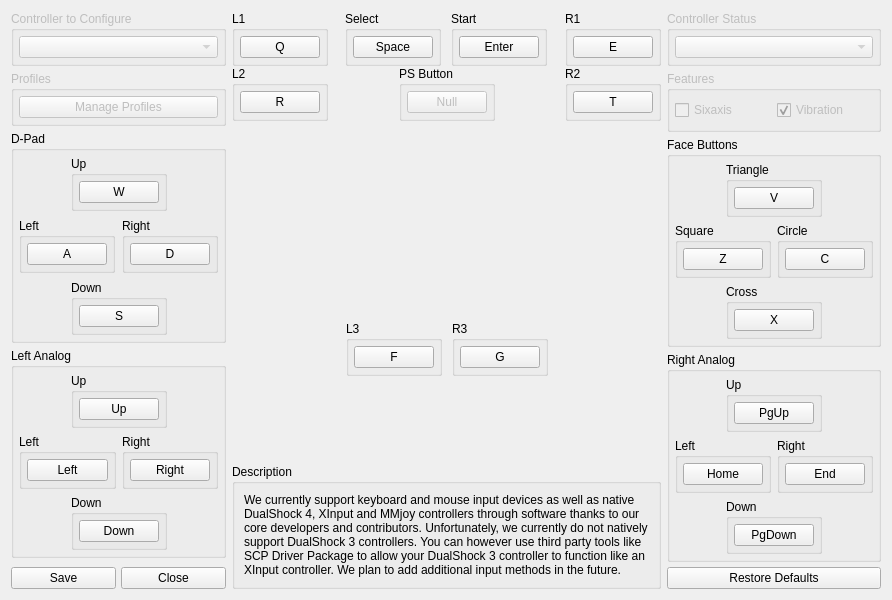
Above: rpcs3/rpcs3qt/pad_settings_dialog.ui from RPCS3/rpcs3 before the change. Below: the same form after it.
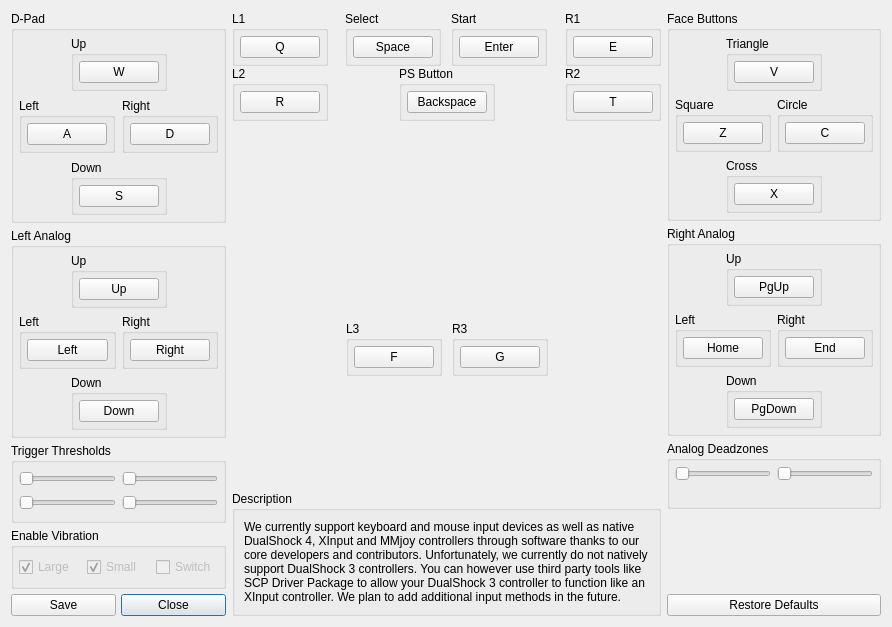
That is the form after the change. Icons and pictures are not drawn.

Commit message: [Qt/Input] Improve pad_settings_dialog a bit (#3611)

The edit to the form file:
```diff
--- a/rpcs3/rpcs3qt/pad_settings_dialog.ui
+++ b/rpcs3/rpcs3qt/pad_settings_dialog.ui
@@ -7,7 +7,7 @@
     <x>0</x>
     <y>0</y>
     <width>892</width>
-    <height>554</height>
+    <height>568</height>
    </rect>
   </property>
   <property name="windowTitle">
@@ -23,64 +23,6 @@
      <property name="spacing">
       <number>5</number>
      </property>
-     <item>
-      <widget class="QGroupBox" name="groupBox">
-       <property name="enabled">
-        <bool>false</bool>
-       </property>
-       <property name="title">
-        <string>Controller to Configure</string>
-       </property>
-       <layout class="QVBoxLayout" name="verticalLayout">
-        <property name="leftMargin">
-         <number>5</number>
-        </property>
-        <property name="topMargin">
-         <number>5</number>
-        </property>
-        <property name="rightMargin">
-         <number>5</number>
-        </property>
-        <property name="bottomMargin">
-         <number>5</number>
-        </property>
-        <item>
-         <widget class="QComboBox" name="cb_controller"/>
-        </item>
-       </layout>
-      </widget>
-     </item>
-     <item>
-      <widget class="QGroupBox" name="groupBox_3">
-       <property name="enabled">
-        <bool>false</bool>
-       </property>
-       <property name="title">
-        <string>Profiles</string>
-       </property>
-       <layout class="QVBoxLayout" name="verticalLayout_2">
-        <property name="leftMargin">
-         <number>5</number>
-        </property>
-        <property name="topMargin">
-         <number>5</number>
-        </property>
-        <property name="rightMargin">
-         <number>5</number>
-        </property>
-        <property name="bottomMargin">
-         <number>5</number>
-        </property>
-        <item>
-         <widget class="QPushButton" name="b_profile">
-          <property name="text">
-           <string>Manage Profiles</string>
-          </property>
-         </widget>
-        </item>
-       </layout>
-      </widget>
-     </item>
      <item>
       <widget class="QGroupBox" name="groupBox_15">
        <property name="title">
@@ -561,6 +503,138 @@
        </layout>
       </widget>
      </item>
+     <item>
+      <widget class="QGroupBox" name="gb_triggers">
+       <property name="minimumSize">
+        <size>
+         <width>0</width>
+         <height>80</height>
+        </size>
+       </property>
+       <property name="title">
+        <string>Trigger Thresholds</string>
+       </property>
+       <layout class="QHBoxLayout" name="horizontalLayout_21">
+        <property name="leftMargin">
+         <number>5</number>
+        </property>
+        <property name="topMargin">
+         <number>5</number>
+        </property>
+        <property name="rightMargin">
+         <number>5</number>
+        </property>
+        <property name="bottomMargin">
+         <number>5</number>
+        </property>
+        <item>
+         <layout class="QVBoxLayout" name="gb_trigger_left">
+          <item>
+           <widget class="QSlider" name="slider_trigger_left">
+            <property name="enabled">
+             <bool>false</bool>
+            </property>
+            <property name="orientation">
+             <enum>Qt::Horizontal</enum>
+            </property>
+           </widget>
+          </item>
+          <item>
+           <widget class="QSlider" name="preview_trigger_left">
+            <property name="enabled">
+             <bool>false</bool>
+            </property>
+            <property name="orientation">
+             <enum>Qt::Horizontal</enum>
+            </property>
+           </widget>
+          </item>
+         </layout>
+        </item>
+        <item>
+         <layout class="QVBoxLayout" name="gb_trigger_right">
+          <item>
+           <widget class="QSlider" name="slider_trigger_right">
+            <property name="enabled">
+             <bool>false</bool>
+            </property>
+            <property name="orientation">
+             <enum>Qt::Horizontal</enum>
+            </property>
+           </widget>
+          </item>
+          <item>
+           <widget class="QSlider" name="preview_trigger_right">
+            <property name="enabled">
+             <bool>false</bool>
+            </property>
+            <property name="orientation">
+             <enum>Qt::Horizontal</enum>
+            </property>
+           </widget>
+          </item>
+         </layout>
+        </item>
+       </layout>
+      </widget>
+     </item>
+     <item>
+      <widget class="QGroupBox" name="gb_vibration">
+       <property name="title">
+        <string>Enable Vibration</string>
+       </property>
+       <layout class="QHBoxLayout" name="horizontalLayout_2">
+        <property name="leftMargin">
+         <number>5</number>
+        </property>
+        <property name="topMargin">
+         <number>9</number>
+        </property>
+        <property name="rightMargin">
+         <number>5</number>
+        </property>
+        <property name="bottomMargin">
+         <number>9</number>
+        </property>
+        <item>
+         <widget class="QCheckBox" name="chb_vibration_large">
+          <property name="enabled">
+           <bool>false</bool>
+          </property>
+          <property name="text">
+           <string>Large</string>
+          </property>
+          <property name="checked">
+           <bool>true</bool>
+          </property>
+         </widget>
+        </item>
+        <item>
+         <widget class="QCheckBox" name="chb_vibration_small">
+          <property name="enabled">
+           <bool>false</bool>
+          </property>
+          <property name="text">
+           <string>Small</string>
+          </property>
+          <property name="checked">
+           <bool>true</bool>
+          </property>
+         </widget>
+        </item>
+        <item>
+         <widget class="QCheckBox" name="chb_vibration_switch">
+          <property name="enabled">
+           <bool>false</bool>
+          </property>
+          <property name="text">
+           <string>Switch</string>
+          </property>
+         </widget>
+        </item>
+       </layout>
+      </widget>
+     </item>
      <item>
       <spacer name="verticalSpacer_2">
        <property name="orientation">
@@ -818,11 +892,8 @@
                </property>
                <item>
                 <widget class="QPushButton" name="b_ps">
-                 <property name="enabled">
-                  <bool>false</bool>
-                 </property>
                  <property name="text">
-                  <string>Null</string>
+                  <string>Backspace</string>
                  </property>
                  <property name="autoDefault">
                   <bool>false</bool>
@@ -1107,86 +1178,6 @@
      <property name="spacing">
       <number>5</number>
      </property>
-     <item>
-      <widget class="QGroupBox" name="groupBox_4">
-       <property name="enabled">
-        <bool>false</bool>
-       </property>
-       <property name="title">
-        <string>Controller Status</string>
-       </property>
-       <layout class="QVBoxLayout" name="verticalLayout_3">
-        <property name="leftMargin">
-         <number>5</number>
-        </property>
-        <property name="topMargin">
-         <number>5</number>
-        </property>
-        <property name="rightMargin">
-         <number>5</number>
-        </property>
-        <property name="bottomMargin">
-         <number>5</number>
-        </property>
-        <item>
-         <widget class="QComboBox" name="cb_status"/>
-        </item>
-       </layout>
-      </widget>
-     </item>
-     <item>
-      <widget class="QGroupBox" name="groupBox_5">
-       <property name="enabled">
-        <bool>false</bool>
-       </property>
-       <property name="title">
-        <string>Features</string>
-       </property>
-       <layout class="QHBoxLayout" name="horizontalLayout_2">
-        <property name="leftMargin">
-         <number>5</number>
-        </property>
-        <property name="topMargin">
-         <number>9</number>
-        </property>
-        <property name="rightMargin">
-         <number>5</number>
-        </property>
-        <property name="bottomMargin">
-         <number>9</number>
-        </property>
-        <item>
-         <widget class="QCheckBox" name="chb_sixaxis">
-          <property name="enabled">
-           <bool>false</bool>
-          </property>
-          <property name="text">
-           <string>Sixaxis</string>
-          </property>
-          <property name="checkable">
-           <bool>true</bool>
-          </property>
-          <property name="checked">
-           <bool>false</bool>
-          </property>
-         </widget>
-        </item>
-        <item>
-         <widget class="QCheckBox" name="chb_vibration">
-          <property name="enabled">
-           <bool>false</bool>
-          </property>
-          <property name="text">
-           <string>Vibration</string>
-          </property>
-          <property name="checked">
-           <bool>true</bool>
-          </property>
-         </widget>
-        </item>
-       </layout>
-      </widget>
-     </item>
      <item>
       <widget class="QGroupBox" name="groupBox_20">
        <property name="title">
@@ -1661,6 +1652,69 @@
        </layout>
       </widget>
      </item>
+     <item>
+      <widget class="QGroupBox" name="gb_sticks">
+       <property name="title">
+        <string>Analog Deadzones</string>
+       </property>
+       <layout class="QHBoxLayout" name="horizontalLayout_22">
+        <property name="leftMargin">
+         <number>5</number>
+        </property>
+        <property name="topMargin">
+         <number>5</number>
+        </property>
+        <property name="rightMargin">
+         <number>5</number>
+        </property>
+        <property name="bottomMargin">
+         <number>5</number>
+        </property>
+        <item>
+         <layout class="QVBoxLayout" name="gb_stick_left">
+          <item>
+           <widget class="QSlider" name="slider_stick_left">
+            <property name="enabled">
+             <bool>false</bool>
+            </property>
+            <property name="orientation">
+             <enum>Qt::Horizontal</enum>
+            </property>
+           </widget>
+          </item>
+          <item>
+           <widget class="QLabel" name="preview_stick_left">
+            <property name="text">
+             <string/>
+            </property>
+           </widget>
+          </item>
+         </layout>
+        </item>
+        <item>
+         <layout class="QVBoxLayout" name="gb_stick_right">
+          <item>
+           <widget class="QSlider" name="slider_stick_right">
+            <property name="enabled">
+             <bool>false</bool>
+            </property>
+            <property name="orientation">
+             <enum>Qt::Horizontal</enum>
+            </property>
+           </widget>
+          </item>
+          <item>
+           <widget class="QLabel" name="preview_stick_right">
+            <property name="text">
+             <string/>
+            </property>
+           </widget>
+          </item>
+         </layout>
+        </item>
+       </layout>
+      </widget>
+     </item>
      <item>
       <spacer name="verticalSpacer_3">
        <property name="orientation">
```
Left out of the diff: 16 changed lines with no effect on the pictures. The commit also changes 32 other files.
